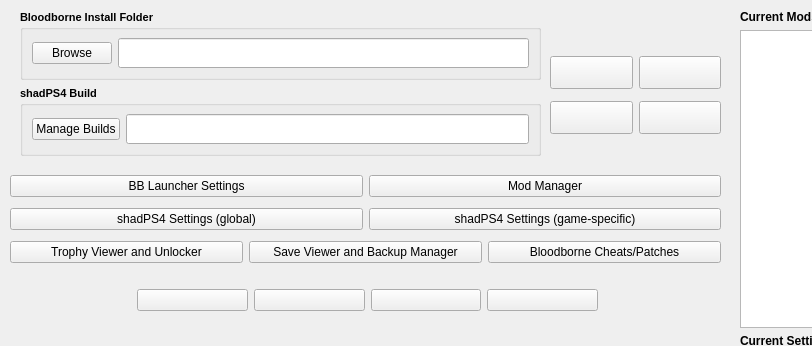
Before: the Qt Designer form modules/bblauncher.ui in rainmakerv3/BB_Launcher, drawn with Qt 5; both pictures show x 0 to 812 and y 0 to 346 of the 1044 by 678 pixel window.
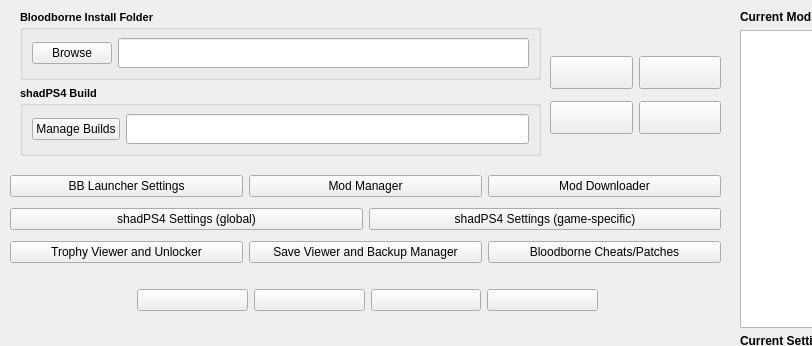
After: the same form once the commit is applied.

Commit message: Enable mod downloader for non-premium users

Diff of the .ui file:
```diff
--- a/modules/bblauncher.ui
+++ b/modules/bblauncher.ui
@@ -49,6 +49,13 @@
          </property>
         </widget>
        </item>
+       <item>
+        <widget class="QPushButton" name="ModDownloaderButton">
+         <property name="text">
+          <string>Mod Downloader</string>
+         </property>
+        </widget>
+       </item>
       </layout>
      </item>
      <item>
```
The commit also changes 5315 other files.
